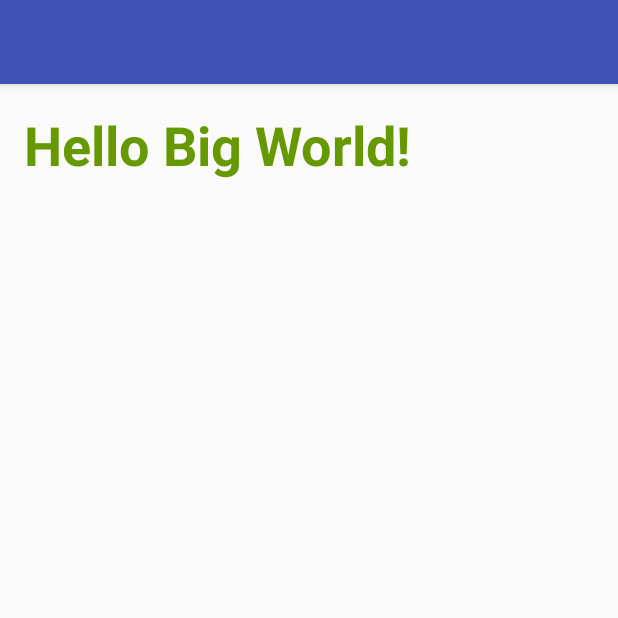
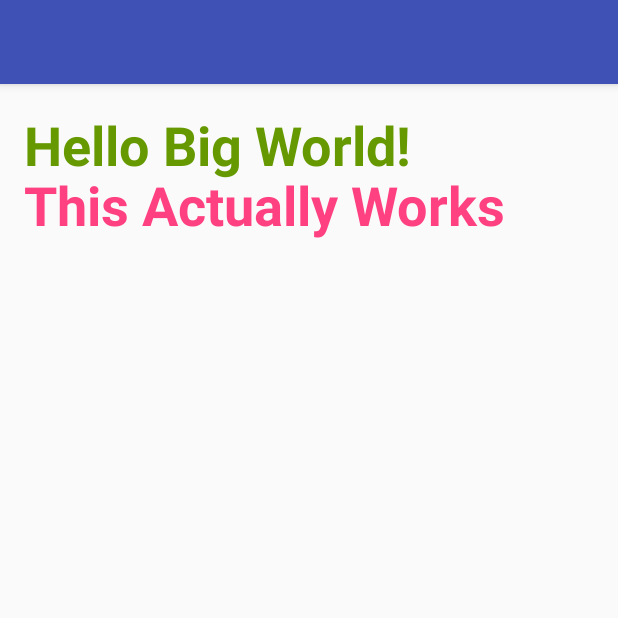
Before and after one commit to RPSproject/RPS, an Android app: the screen it shows after launch (MainActivity), on a phone screen of 412 x 824 dp, the top half of it. Run offline under Robolectric (Android 15) with nearby library versions, the phone set to English and light mode, and no system bars.

Commit message:
added this actually works

```diff
--- a/app/src/main/res/layout/activity_main.xml
+++ b/app/src/main/res/layout/activity_main.xml
@@ -17,4 +17,16 @@
         android:textSize="36sp"
         android:textStyle="normal|bold"
         android:textColor="@android:color/holo_green_dark" />
+
+    <TextView
+        android:text="This Actually Works"
+        android:layout_width="wrap_content"
+        android:layout_height="wrap_content"
+        android:id="@+id/textView2"
+        android:layout_marginTop="40dp"
+        android:textSize="36sp"
+        android:textStyle="normal|bold"
+        android:textColor="@color/colorAccent"
+        android:layout_below="@+id/textView"
+        android:layout_alignParentStart="true" />
 </RelativeLayout>
```
